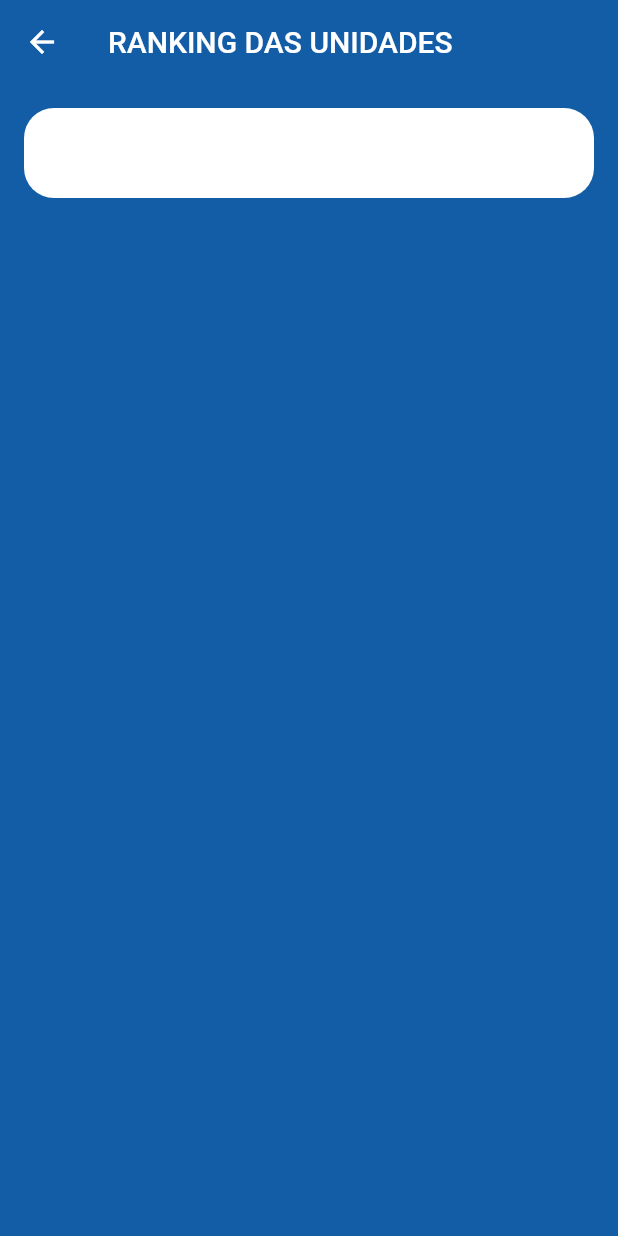
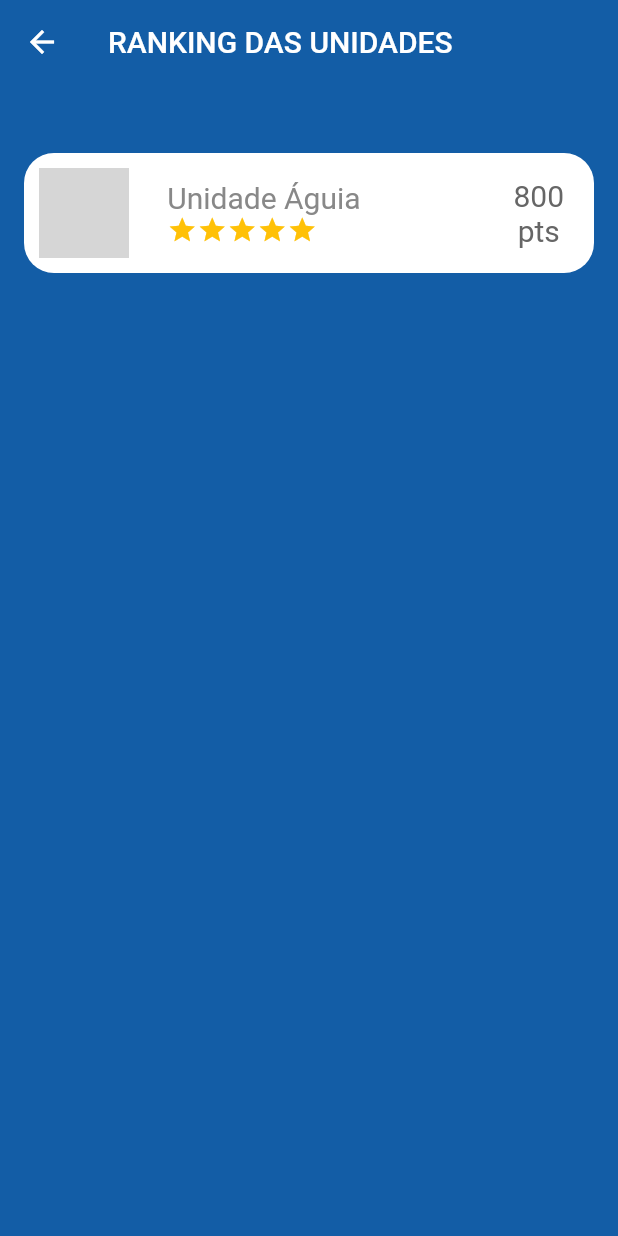
Before and after one commit to rodriguesJeff/aguia-real-app, a Flutter app: the UnityRankingPage screen opened directly, on a phone screen of 412 x 824 dp. Run offline on Flutter 3.47's test engine with Material 2 defaults, Android fonts, the light colour scheme and no system bars; drawn by our look-alikes of flutter_rating_bar; our stand-ins replace flutter_mobx, loading_animation_widget, mobx, parse_server_sdk_flutter; generated files the repository leaves out were written again; grey boxes are pictures that could not be loaded.

Commit message:
Adicionado widget de unidade

```diff
--- a/lib/src/modules/ranking/unity_ranking_page.dart
+++ b/lib/src/modules/ranking/unity_ranking_page.dart
@@ -1,4 +1,5 @@
 import 'package:aguia_real_dbv/src/shared/utils.dart';
+import 'package:flutter_rating_bar/flutter_rating_bar.dart';
 import 'package:flutter/material.dart';
 
 class UnityRankingPage extends StatelessWidget {
@@ -20,6 +21,7 @@ class UnityRankingPage extends StatelessWidget {
             mainAxisAlignment: MainAxisAlignment.start,
             crossAxisAlignment: CrossAxisAlignment.start,
             children: [
+              const SizedBox(height: 30.0),
               Container(
                 padding: const EdgeInsets.all(10),
                 decoration: BoxDecoration(
@@ -28,9 +30,48 @@ class UnityRankingPage extends StatelessWidget {
                 ),
                 child: Row(
                   mainAxisAlignment: MainAxisAlignment.spaceBetween,
-                  children: const [
-                    CircleAvatar(
-                      backgroundColor: Colors.white,
+                  children: [
+                    const CircleAvatar(
+                      backgroundImage:
+                          AssetImage('images/unityes/unidade-aguia.jpeg'),
+                      radius: 30,
+                    ),
+                    Column(
+                      mainAxisAlignment: MainAxisAlignment.spaceAround,
+                      crossAxisAlignment: CrossAxisAlignment.start,
+                      children: [
+                        Text(
+                          'Unidade Águia',
+                          style: TextStyle(
+                            color: Utils.greyMid,
+                            fontSize: 20,
+                          ),
+                        ),
+                        RatingBarIndicator(
+                          rating: 5,
+                          itemBuilder: (context, index) => const Icon(
+                            Icons.star,
+                            color: Colors.amber,
+                          ),
+                          itemCount: 5,
+                          itemSize: 20.0,
+                          direction: Axis.horizontal,
+                        ),
+                      ],
+                    ),
+                    const SizedBox.shrink(),
+                    const SizedBox.shrink(),
+                    const SizedBox.shrink(),
+                    Padding(
+                      padding: const EdgeInsets.only(right: 10.0),
+                      child: Text(
+                        '800\npts',
+                        textAlign: TextAlign.center,
+                        style: TextStyle(
+                          fontSize: 20.0,
+                          color: Utils.greyDark,
+                        ),
+                      ),
                     ),
                   ],
                 ),
--- a/pubspec.yaml
+++ b/pubspec.yaml
@@ -29,6 +29,7 @@ dev_dependencies:
   provider:
   image_picker:
   loading_animation_widget:
+  flutter_rating_bar:
 
 flutter:
 
```
Also changed, not shown: assets/images/unityes/unidade-aguia.jpeg (renamed from assets/images/unityes/unidae-aguia.jpeg), pubspec.lock.
